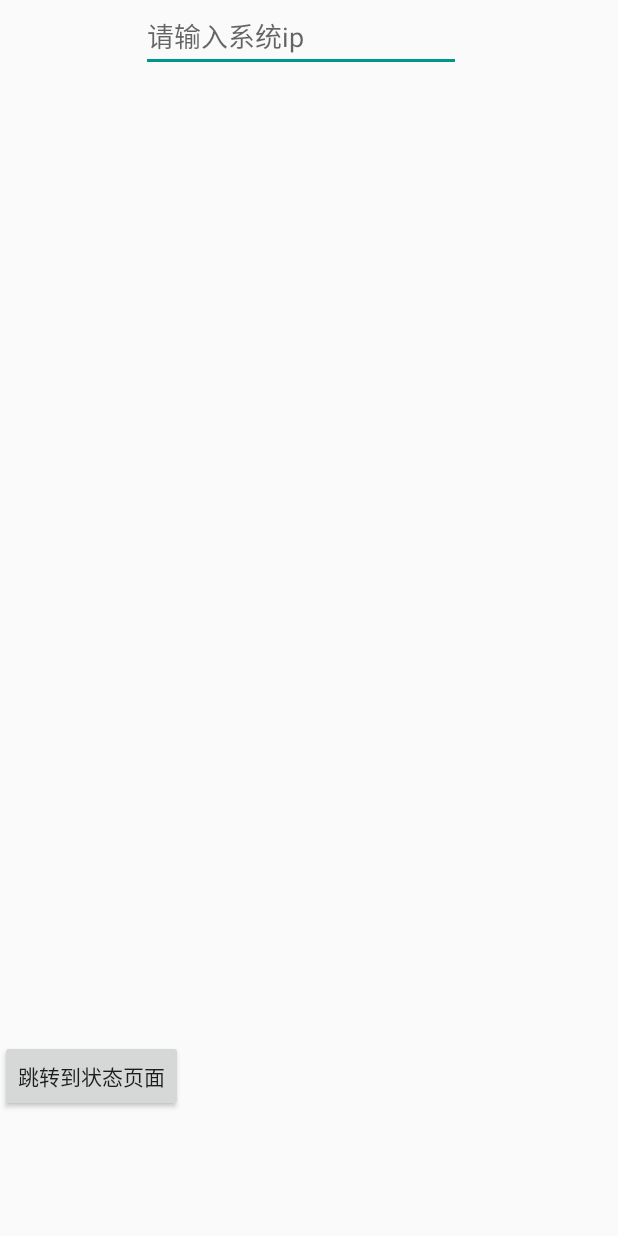
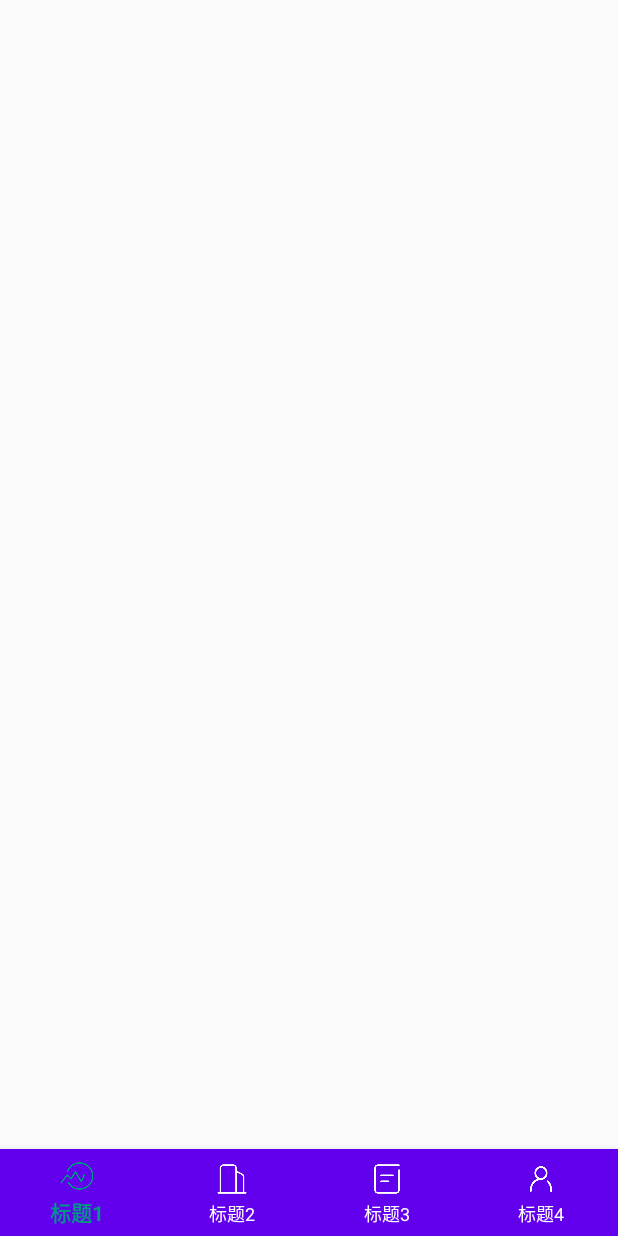
Before and after one commit to whfish/Inspection, an Android app: the layout activity_main.xml on its own in the app's theme, with its tools: preview values and no code run, on a phone screen of 412 x 824 dp. Run offline under Robolectric (Android 15) with nearby library versions, the phone set to English and light mode, and no system bars.

Commit message:
导航栏

```diff
--- a/Inspection/app/build.gradle
+++ b/Inspection/app/build.gradle
@@ -31,5 +31,6 @@ dependencies {
     androidTestImplementation 'androidx.test.ext:junit:1.1.0'
     androidTestImplementation 'androidx.test.espresso:espresso-core:3.2.0'
     implementation 'com.squareup.okhttp3:okhttp:4.2.0'
+    implementation 'com.google.android.material:material:1.0.0'
     implementation files('libs/hellocharts-library-1.5.8.jar')
 }
--- a/Inspection/app/src/main/AndroidManifest.xml
+++ b/Inspection/app/src/main/AndroidManifest.xml
@@ -15,15 +15,15 @@
         android:theme="@style/AppTheme"
         android:usesCleartextTraffic="true">
         <activity android:name=".ui.LoginActivity">
+
+        </activity>
+        <activity android:name=".ui.TempActivity">
             <intent-filter>
                 <action android:name="android.intent.action.MAIN" />
 
                 <category android:name="android.intent.category.LAUNCHER" />
             </intent-filter>
         </activity>
-        <activity android:name=".ui.TempActivity">
-
-        </activity>
         <activity android:name=".ui.MainActivity"></activity>
         <activity android:name=".ui.StatusActivity" />
     </application>
--- /dev/null
+++ b/Inspection/app/src/main/res/drawable/main_bottom.xml
@@ -0,0 +1,5 @@
+<?xml version="1.0" encoding="utf-8"?>
+<selector xmlns:android="http://schemas.android.com/apk/res/android">
+    <item android:color="@color/colorAccent_Red" android:state_checked="true" />
+    <item android:color="@color/white" android:state_checked="false" />
+</selector>
--- a/Inspection/app/src/main/res/layout/activity_main.xml
+++ b/Inspection/app/src/main/res/layout/activity_main.xml
@@ -1,33 +1,28 @@
 <?xml version="1.0" encoding="utf-8"?>
-<androidx.constraintlayout.widget.ConstraintLayout xmlns:android="http://schemas.android.com/apk/res/android"
+<LinearLayout xmlns:android="http://schemas.android.com/apk/res/android"
     xmlns:app="http://schemas.android.com/apk/res-auto"
-    xmlns:tools="http://schemas.android.com/tools"
     android:layout_width="match_parent"
     android:layout_height="match_parent"
-    tools:context=".ui.MainActivity">
+    android:orientation="vertical">
 
-    <LinearLayout
+    <androidx.viewpager.widget.ViewPager
+        android:id="@+id/main_viewpage"
         android:layout_width="match_parent"
-        android:layout_height="match_parent"
-        android:orientation="vertical">
+        android:layout_height="wrap_content"
+        android:layout_gravity="center"
+        android:layout_weight="1">
 
-        <EditText
-            android:id="@+id/editText"
-            android:layout_width="wrap_content"
-            android:layout_height="wrap_content"
-            android:layout_marginStart="94dp"
-            android:layout_marginBottom="645dp"
-            android:ems="10"
+    </androidx.viewpager.widget.ViewPager>
 
-            android:hint="请输入系统ip"
-            tools:ignore="MissingConstraints" />
-
-        <Button
-            android:id="@+id/buttonToStatus"
-            android:layout_width="wrap_content"
-            android:layout_height="wrap_content"
-            android:text="跳转到状态页面" />
-    </LinearLayout>
+    <com.google.android.material.bottomnavigation.BottomNavigationView
+        android:id="@+id/main_bottom"
+        android:layout_width="match_parent"
+        android:layout_height="58dp"
+        android:background="@color/design_default_color_primary"
+        app:itemIconTint="@drawable/main_bottom"
+        app:itemTextColor="@drawable/main_bottom"
+        app:labelVisibilityMode="labeled"
+        app:menu="@menu/navigation"/>
 
 
-</androidx.constraintlayout.widget.ConstraintLayout>
+</LinearLayout>
--- a/Inspection/app/src/main/res/layout/activity_status.xml
+++ b/Inspection/app/src/main/res/layout/activity_status.xml
@@ -22,12 +22,11 @@
             android:layout_width="match_parent"
             android:layout_height="wrap_content"
             android:orientation="vertical">
+
             <FrameLayout
                 android:id="@+id/barChartFL"
                 android:layout_width="match_parent"
-                android:layout_height="420dp">
-
-            </FrameLayout>
+                android:layout_height="500dp"></FrameLayout>
 
             <LinearLayout
                 android:layout_width="match_parent"
--- /dev/null
+++ b/Inspection/app/src/main/res/menu/navigation.xml
@@ -0,0 +1,19 @@
+<?xml version="1.0" encoding="utf-8"?>
+<menu xmlns:android="http://schemas.android.com/apk/res/android">
+    <item
+        android:id="@+id/main_state"
+        android:icon="@drawable/icon_state"
+        android:title="标题1" />
+    <item
+        android:id="@+id/main_dev"
+        android:icon="@drawable/icon_device"
+        android:title="标题2" />
+    <item
+        android:id="@+id/main_sys"
+        android:icon="@drawable/icon_system"
+        android:title="标题3" />
+    <item
+        android:id="@+id/main_my"
+        android:icon="@drawable/icon_mine"
+        android:title="标题4" />
+</menu>
```
Also changed, not shown: Inspection/app/src/main/java/com/demo/inspection/bl/MyFragmentPagerAdapter.java (added, +37 -0 lines), Inspection/app/src/main/java/com/demo/inspection/ui/MainActivity.java (+77 -11 lines), Inspection/app/src/main/java/com/demo/inspection/ui/TempActivity.java (+21 -11 lines).
